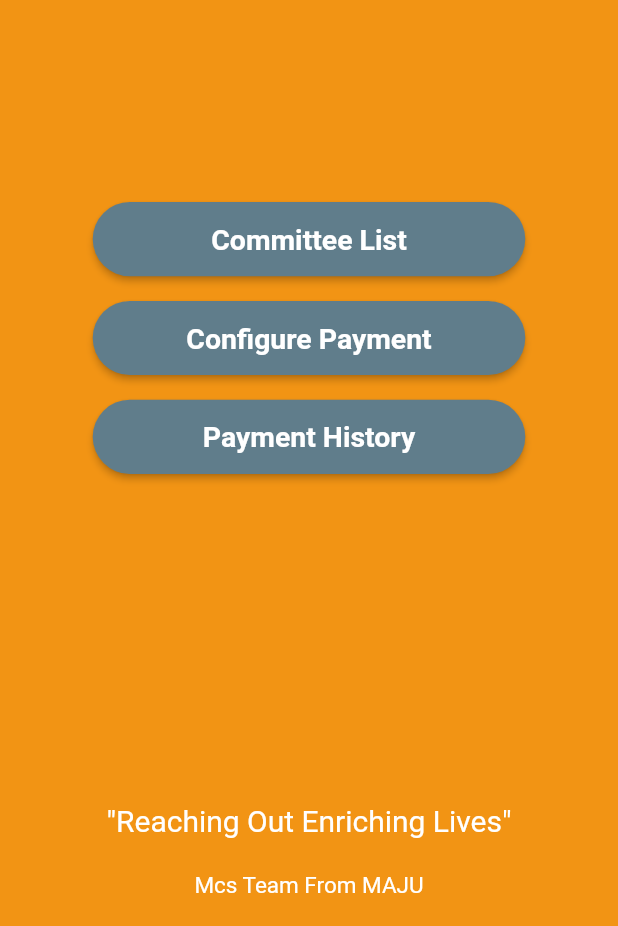
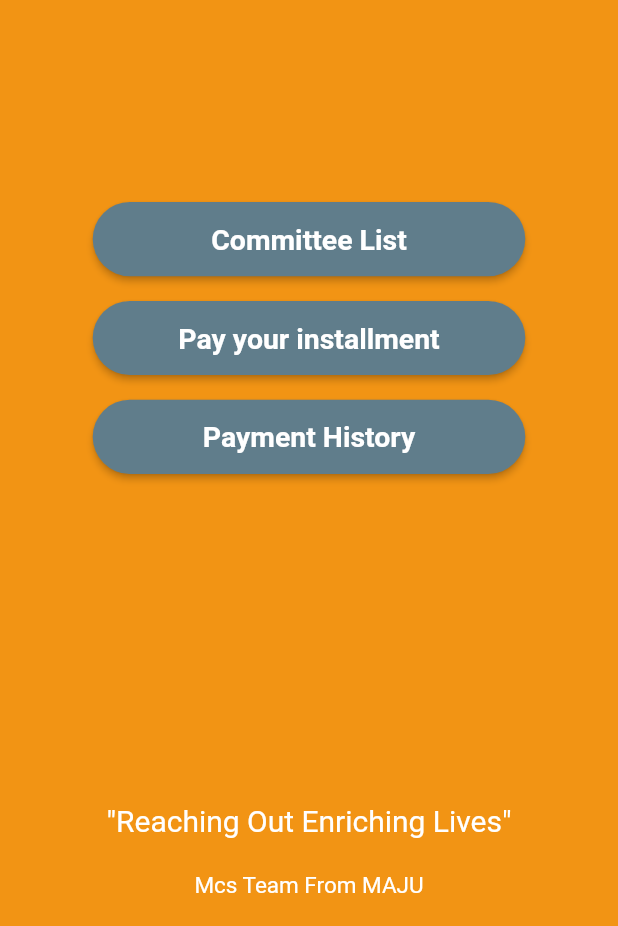
Before and after one commit to usmanniqbal/kamayti-app, a Flutter app: the screen it shows once a user with an empty profile is signed in, on a phone screen of 412 x 824 dp, the part 310-1236 px from its top. Run offline on Flutter 3.47's test engine with Material 2 defaults, Android fonts, the phone set to English and light mode, and no system bars; our stand-ins replace cloud_firestore, firebase_auth, firebase_core, google_fonts, google_sign_in, random_string and 2 more; accounts and stored records are empty.

Commit message:
misc changes

```diff
--- a/lib/src/HomeScreen.dart
+++ b/lib/src/HomeScreen.dart
@@ -333,7 +333,7 @@ class PaymentGateWay extends StatelessWidget {
               MaterialPageRoute(
                 builder: (context) => CommetteListView("Select Committee for Payment"),
               )),
-          child: WidgetAnimator(Text("Configure Payment", style: TextStyle(color: Colors.white, fontSize: height * 0.023, fontWeight: FontWeight.w600))),
+          child: WidgetAnimator(Text("Pay your installment", style: TextStyle(color: Colors.white, fontSize: height * 0.023, fontWeight: FontWeight.w600))),
           color: Colors.blueGrey,
         ),
       ),
```
